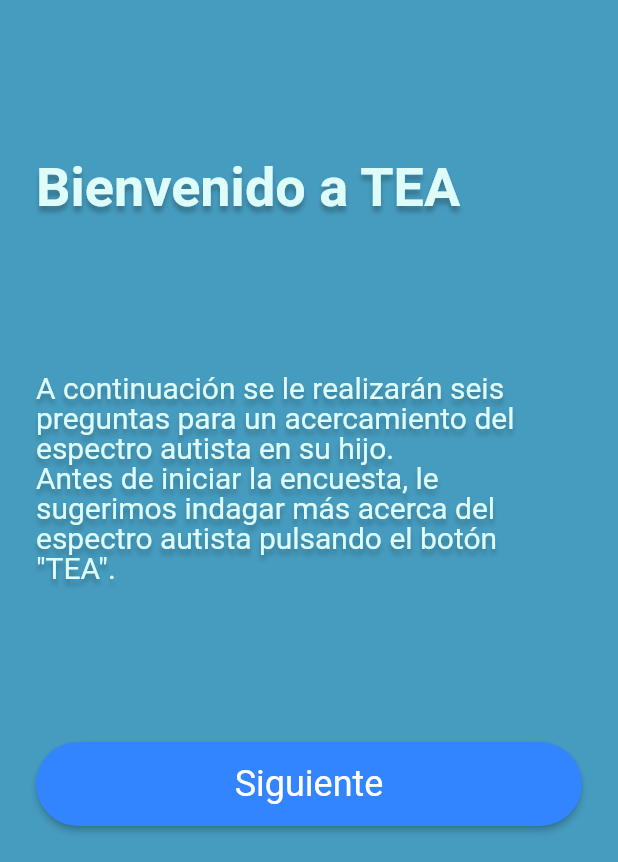
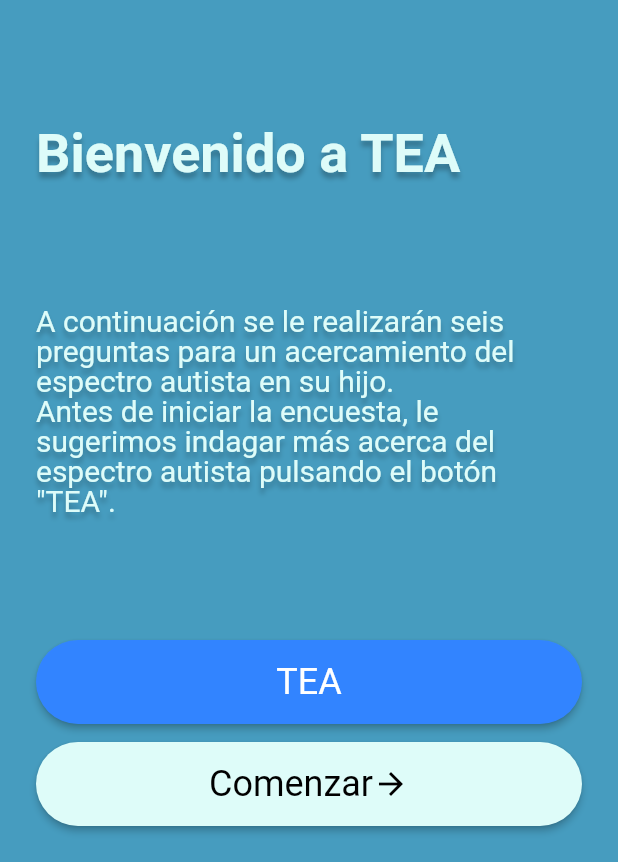
Before and after one commit to AngelMaldonado/TEA, a Flutter app: the screen it shows after launch, on a phone screen of 412 x 824 dp, the part 374-1236 px from its top. Run offline on Flutter 3.47's test engine with Material 2 defaults, Android fonts, the light colour scheme and no system bars; our stand-ins replace animated_splash_screen, flutter_svg, page_transition.

Commit message:
Pantalla de bienvenida (solo apariencia)

```diff
--- a/lib/screens/home.dart
+++ b/lib/screens/home.dart
@@ -1,6 +1,7 @@
 import 'package:flutter/material.dart';
 import 'package:flutter_svg/flutter_svg.dart';
 import 'package:tea/utils/constants.dart';
+import 'package:tea/widgets/tea_button.dart';
 
 class Home extends StatelessWidget {
   const Home({super.key});
@@ -30,9 +31,16 @@ class Home extends StatelessWidget {
               Column(
                 crossAxisAlignment: CrossAxisAlignment.stretch,
                 children: <Widget>[
-                  ElevatedButton(
-                    onPressed: () {},
-                    child: Text('Siguiente'),
+                  TEAButton(
+                    action: () {},
+                    label: 'TEA',
+                  ),
+                  const SizedBox(height: 12),
+                  TEAButton(
+                    action: () {},
+                    label: 'Comenzar',
+                    icon: Icons.arrow_forward,
+                    theme: TEAButtonTheme.secondary,
                   ),
                 ],
               )
--- a/lib/utils/theme.dart
+++ b/lib/utils/theme.dart
@@ -11,6 +11,15 @@ import 'package:tea/utils/colors.dart';
 import 'package:tea/utils/constants.dart';
 import 'package:tea/utils/fonts.dart';
 
+MaterialStateProperty<Color> buttonForegroundColor(
+    Color normal, Color pressed) {
+  getForegroundColor(Set<MaterialState> states) {
+    return states.contains(MaterialState.pressed) ? pressed : normal;
+  }
+
+  return MaterialStateProperty.resolveWith(getForegroundColor);
+}
+
 ButtonStyle primaryButtonTheme = ButtonStyle(
   padding: const MaterialStatePropertyAll(buttonPadding),
   shape: MaterialStatePropertyAll(
@@ -19,16 +28,23 @@ ButtonStyle primaryButtonTheme = ButtonStyle(
     ),
   ),
   backgroundColor: const MaterialStatePropertyAll(secondary),
+  foregroundColor: buttonForegroundColor(Colors.white, Colors.black),
   overlayColor: const MaterialStatePropertyAll(secondaryLight),
 );
 
-ButtonStyle secondaryButtonTheme = const ButtonStyle(
-  backgroundColor: MaterialStatePropertyAll(primaryLight),
-  overlayColor: MaterialStatePropertyAll(primary),
+ButtonStyle secondaryButtonTheme = ButtonStyle(
+  padding: const MaterialStatePropertyAll(buttonPadding),
+  shape: MaterialStatePropertyAll(
+    RoundedRectangleBorder(
+      borderRadius: BorderRadius.circular(28),
+    ),
+  ),
+  backgroundColor: const MaterialStatePropertyAll(primaryLight),
+  foregroundColor: buttonForegroundColor(Colors.black, Colors.white),
+  overlayColor: const MaterialStatePropertyAll(primaryDark),
 );
 
 ThemeData mainTheme = ThemeData(
   scaffoldBackgroundColor: primary,
   textTheme: appTextTheme,
-  elevatedButtonTheme: ElevatedButtonThemeData(style: primaryButtonTheme),
 );
--- a/lib/widgets/tea_button.dart
+++ b/lib/widgets/tea_button.dart
@@ -7,14 +7,14 @@ enum TEAButtonTheme {
 }
 
 class TEAButton extends StatelessWidget {
-  final Function onTap;
+  final Function action;
   final String label;
+  final IconData? icon;
   final TEAButtonTheme? theme;
-  final IconData? icon;
 
   const TEAButton({
     super.key,
-    required this.onTap,
+    required this.action,
     required this.label,
     this.icon,
     this.theme,
@@ -22,15 +22,17 @@ class TEAButton extends StatelessWidget {
 
   @override
   Widget build(BuildContext context) {
-    final List<Widget> buttonContent = icon != null
-        ? <Widget>[
-            Text(label),
-            Icon(icon, color: Colors.black),
-          ]
-        : <Widget>[Text(label)];
+    final Text buttonLabel = Text(label);
+    final Icon buttonIcon = Icon(icon);
+    List<Widget> buttonContent = icon != null
+        ? <Widget>[buttonLabel, buttonIcon]
+        : <Widget>[buttonLabel];
+    final ButtonStyle buttonStyle = theme == TEAButtonTheme.secondary
+        ? secondaryButtonTheme
+        : primaryButtonTheme;
     return ElevatedButton(
-      style: secondaryButtonTheme,
-      onPressed: onTap(),
+      style: buttonStyle,
+      onPressed: () => action(),
       child: Row(
         mainAxisAlignment: MainAxisAlignment.center,
         children: buttonContent,
```
